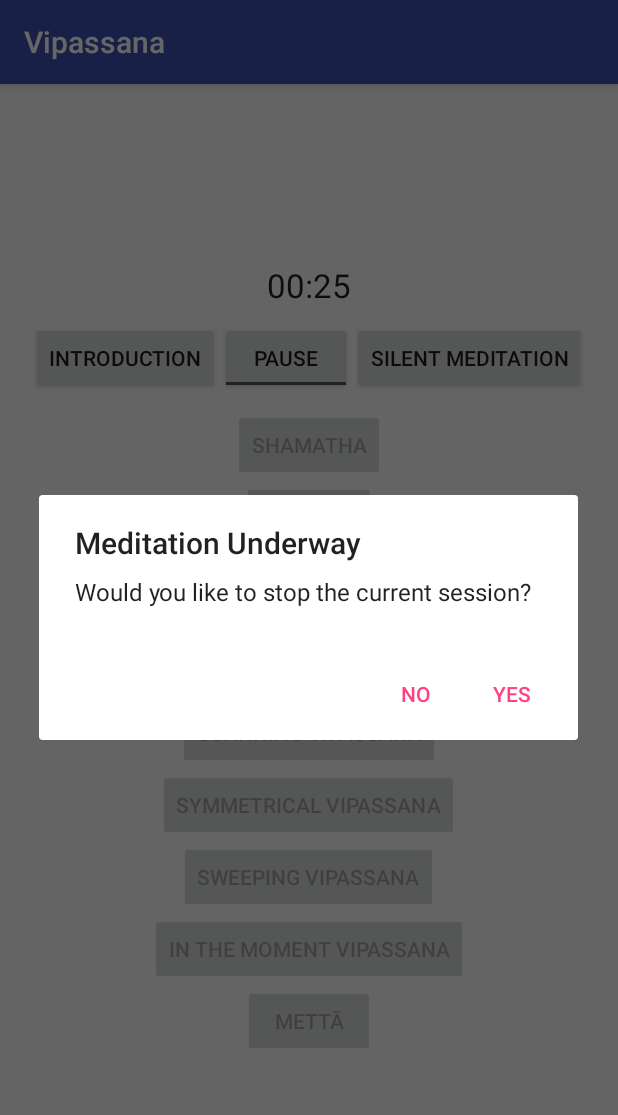
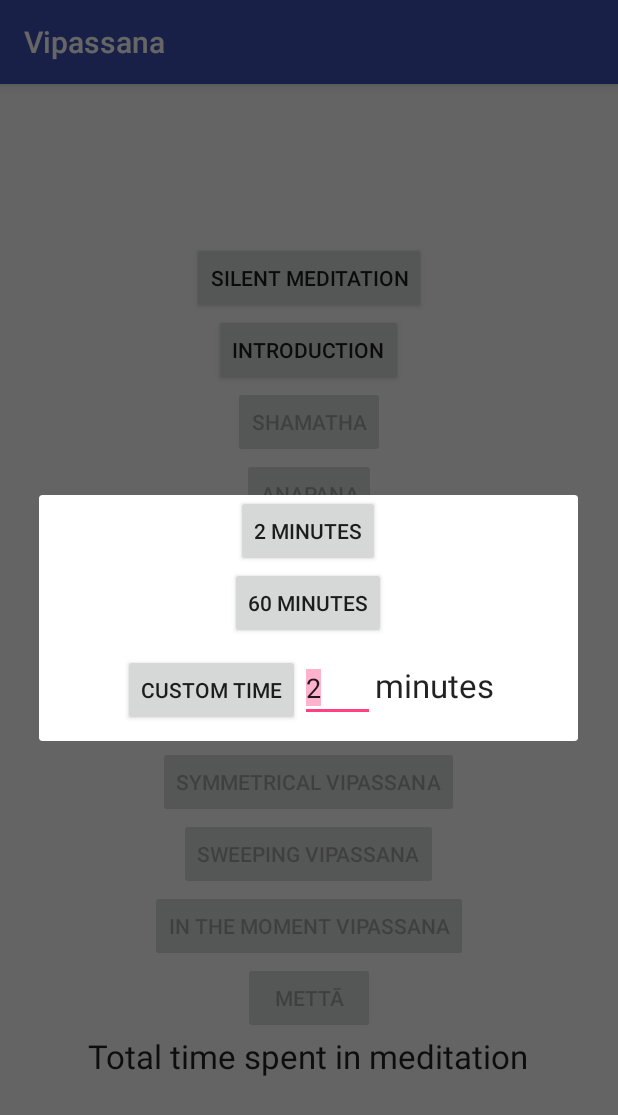
Before and after one commit to happyruss/vipassana_android, an Android app: the screen it shows after launch (MainActivity), after a tap on "SILENT MEDITATION", on a phone screen of 412 x 824 dp. Shown: the top 1115 px of the screen. Run offline under Robolectric (Android 15) with nearby library versions, the phone set to English and light mode, and no system bars; 4 statements that could not run were skipped; 3 other taps on this screen came first.

Commit message:
first swipe

```diff
--- a/app/src/main/AndroidManifest.xml
+++ b/app/src/main/AndroidManifest.xml
@@ -16,6 +16,7 @@
                 <category android:name="android.intent.category.LAUNCHER" />
             </intent-filter>
         </activity>
+        <activity android:name=".MeditationActivity"></activity>
     </application>
 
 </manifest>
--- a/app/src/main/java/com/guidedmeditationtreks/vipassana/MainActivity.java
+++ b/app/src/main/java/com/guidedmeditationtreks/vipassana/MainActivity.java
@@ -2,7 +2,7 @@ package com.guidedmeditationtreks.vipassana;
 
 import android.app.AlertDialog;
 import android.content.DialogInterface;
-import android.content.SharedPreferences;
+import android.content.Intent;
 import android.support.v7.app.AppCompatActivity;
 import android.os.Bundle;
 import android.view.LayoutInflater;
@@ -10,23 +10,14 @@ import android.view.View;
 import android.widget.Button;
 import android.widget.EditText;
 import android.widget.TextView;
-import android.widget.ToggleButton;
+import com.guidedmeditationtreks.vipassana.managers.VipassanaManager;
 
-import com.guidedmeditationtreks.vipassana.managers.VipassanaManager;
-import com.guidedmeditationtreks.vipassana.models.TrackDelegate;
-
-import org.w3c.dom.Text;
-
-import java.text.ParseException;
-
-public class MainActivity extends AppCompatActivity implements TrackDelegate {
+public class MainActivity extends AppCompatActivity {
 
     public static final String PREFS_NAME = "VipassanaPrefs";
-    private VipassanaManager vipassanaManager;
+    public VipassanaManager vipassanaManager = VipassanaManager.singleton;
 
     private Button introButton;
-    private ToggleButton playPauseButton;
-    private TextView timerTextView;
     private Button timerButton;
     private Button shamathaButton;
     private Button anapanaButton;
@@ -37,16 +28,11 @@ public class MainActivity extends AppCompatActivity implements TrackDelegate {
     private Button sweepingVipassanaButton;
     private Button inTheMomentVipassanaButton;
     private Button mettaButton;
-
-    private boolean isInMeditation = false;
+    private TextView meditationTotalTimeTextView;
 
     public  void didTapMeditationButton(View v) {
         int trackLevel = Integer.parseInt((String)v.getTag());
         presentAlerts(trackLevel);
-    }
-
-    public void didTapPlayPause(View v) {
-        vipassanaManager.pauseOrResume();
     }
 
     private void secureButtons() {
@@ -65,9 +51,6 @@ public class MainActivity extends AppCompatActivity implements TrackDelegate {
     }
 
     private void connectView() {
-        playPauseButton = findViewById(R.id.playPauseButton);
-        playPauseButton.setVisibility(View.INVISIBLE);
-        timerTextView = findViewById(R.id.timerTextView);
         introButton = findViewById(R.id.introButton);
         shamathaButton = findViewById(R.id.shamathaButton);
         anapanaButton = findViewById(R.id.anapanaButton);
@@ -79,6 +62,7 @@ public class MainActivity extends AppCompatActivity implements TrackDelegate {
         inTheMomentVipassanaButton = findViewById(R.id.inTheMomentVipassanaButton);
         mettaButton = findViewById(R.id.mettaButton);
         timerButton = findViewById(R.id.silentTimerButton);
+        meditationTotalTimeTextView = findViewById(R.id.meditationTotalTimeTextView);
     }
 
     @Override
@@ -86,59 +70,11 @@ public class MainActivity extends AppCompatActivity implements TrackDelegate {
         super.onCreate(savedInstanceState);
         setContentView(R.layout.activity_main);
         connectView();
-        SharedPreferences settings = getSharedPreferences(PREFS_NAME, 0);
-        vipassanaManager = new VipassanaManager(this, this, settings);
         this.secureButtons();
     }
 
-    @Override
-    public void trackTimeRemainingUpdated(int timeRemaining) {
-        String timeRemainingString = String.format("%02d:%02d", timeRemaining / 60, ((timeRemaining % 3600) % 60));
-        timerTextView.setText(timeRemainingString);
-    }
-
-    @Override
-    public void trackEnded() {
-        vipassanaManager.userCompletedTrack();
-        playPauseButton.setVisibility(View.INVISIBLE);
-        isInMeditation = false;
-        secureButtons();
-    }
-
-    private void runMeditationWithGap(int gapAmount) {
-        isInMeditation = true;
-        vipassanaManager.playTrackFromBeginning(gapAmount);
-        playPauseButton.setVisibility(View.VISIBLE);
-    }
-
-    private void runMeditationWithFullLength(int fullLengthSeconds) {
-        int minDurationSeconds = vipassanaManager.getMinimumDuration();
-        int gapLength = fullLengthSeconds - minDurationSeconds;
-        runMeditationWithGap(gapLength);
-    }
-
     private void presentAlerts(final int trackLevel) {
-        if (isInMeditation) {
-            AlertDialog.Builder alertDialogBuilder = new AlertDialog.Builder(this);
-            alertDialogBuilder.setTitle("Meditation Underway");
-            alertDialogBuilder
-                    .setMessage("Would you like to stop the current session?")
-                    .setCancelable(false)
-                    .setPositiveButton("Yes",new DialogInterface.OnClickListener() {
-                        public void onClick(DialogInterface dialog,int id) {
-                            presentCountdownLengthAlertOrRun(trackLevel);
-                        }
-                    })
-                    .setNegativeButton("No",new DialogInterface.OnClickListener() {
-                        public void onClick(DialogInterface dialog,int id) {
-                            dialog.cancel();
-                        }
-                    });
-            AlertDialog alertDialog = alertDialogBuilder.create();
-            alertDialog.show();
-        } else {
-            presentCountdownLengthAlertOrRun(trackLevel);
-        }
+        presentCountdownLengthAlertOrRun(trackLevel);
     }
 
     private void presentCountdownLengthAlertOrRun(final int trackLevel) {
@@ -150,7 +86,6 @@ public class MainActivity extends AppCompatActivity implements TrackDelegate {
         if (!vipassanaManager.isMultiPart()) {
             this.runMeditationWithGap(0);
         } else {
-
             LayoutInflater layoutInflater = LayoutInflater.from(this);
             View promptView = layoutInflater.inflate(R.layout.prompt, null);
             final AlertDialog alertD = new AlertDialog.Builder(this).create();
@@ -162,8 +97,8 @@ public class MainActivity extends AppCompatActivity implements TrackDelegate {
 
             btnMinimum.setOnClickListener(new View.OnClickListener() {
                 public void onClick(View v) {
-                    runMeditationWithFullLength(minDurationMinutes * 60);
-                    alertD.dismiss();
+                runMeditationWithFullLength(minDurationMinutes * 60);
+                alertD.dismiss();
                 }
             });
 
@@ -222,4 +157,17 @@ public class MainActivity extends AppCompatActivity implements TrackDelegate {
         alertDialog.show();
     }
 
+    private void runMeditationWithGap(int gapAmount) {
+        Intent myIntent = new Intent(MainActivity.this, MeditationActivity.class);
+        myIntent.putExtra("gapAmount", gapAmount);
+        MainActivity.this.startActivity(myIntent);
+    }
+
+    private void runMeditationWithFullLength(int fullLengthSeconds) {
+        int minDurationSeconds = vipassanaManager.getMinimumDuration();
+        int gapLength = fullLengthSeconds - minDurationSeconds;
+        runMeditationWithGap(gapLength);
+    }
+
+
 }
--- a/app/src/main/java/com/guidedmeditationtreks/vipassana/managers/VipassanaManager.java
+++ b/app/src/main/java/com/guidedmeditationtreks/vipassana/managers/VipassanaManager.java
@@ -14,20 +14,22 @@ import com.guidedmeditationtreks.vipassana.models.User;
 
 public class VipassanaManager {
 
-    private TrackTemplateFactory trackTemplateFactory = TrackTemplateFactory.shared;
+    public static VipassanaManager singleton = new VipassanaManager();
+
+    //Get set by the Meditation Activity
+    private SharedPreferences settings;
     private TrackDelegate delegate;
     private Context context;
+
+
+    private TrackTemplateFactory trackTemplateFactory = TrackTemplateFactory.shared;
 
     private User user;
     private Track activeTrack;
     private int activeTrackLevel;
 
-    private SharedPreferences settings;
 
-    public VipassanaManager(TrackDelegate delegate, Context context, SharedPreferences settings) {
-        this.delegate = delegate;
-        this.context = context;
-        this.settings = settings;
+    public VipassanaManager() {
         this.user = new User();
 
         int savedCompletedLevel = settings.getInt("savedCompletedLevel", 0);
@@ -48,7 +50,7 @@ public class VipassanaManager {
         return activeTrack.isMultiPart();
     }
 
-    public void playTrackFromBeginning(int gapDuration) {
+    public void playActiveTrackFromBeginning(int gapDuration) {
         this.activeTrack.setGapDuration(gapDuration);
         this.activeTrack.playFromBeginning();
     }
@@ -94,4 +96,24 @@ public class VipassanaManager {
     public int getUserCompletedTrackLevel(){
         return user.getCompletedTrackLevel();
     }
+
+    public void setSettings(SharedPreferences settings) {
+        this.settings = settings;
+    }
+
+    public void setDelegate(TrackDelegate delegate) {
+        this.delegate = delegate;
+    }
+
+    public void setContext(Context context) {
+        this.context = context;
+    }
+
+    public String getActiveTrackName() {
+        if (activeTrack == null) {
+            return null;
+        }
+        return activeTrack.getName();
+    }
+
 }
--- a/app/src/main/java/com/guidedmeditationtreks/vipassana/models/Track.java
+++ b/app/src/main/java/com/guidedmeditationtreks/vipassana/models/Track.java
@@ -149,4 +149,8 @@ public class Track {
         }
     }
 
+    public String getName() {
+        return trackTemplate.getName();
+    }
+
 }
--- a/app/src/main/java/com/guidedmeditationtreks/vipassana/models/TrackTemplate.java
+++ b/app/src/main/java/com/guidedmeditationtreks/vipassana/models/TrackTemplate.java
@@ -48,4 +48,6 @@ public class TrackTemplate {
         return part2Resource;
     }
 
+    public String getName() { return name; }
+
 }
--- a/app/src/main/res/layout/activity_main.xml
+++ b/app/src/main/res/layout/activity_main.xml
@@ -15,44 +15,6 @@
         android:focusable="true"
         android:focusableInTouchMode="true">
 
-        <TextView
-            android:id="@+id/timerTextView"
-            android:layout_width="wrap_content"
-            android:layout_height="wrap_content"
-            android:text=""
-            android:gravity="center"
-            android:textAppearance="?android:attr/textAppearanceLarge"/>
-
-
-        <LinearLayout xmlns:android="http://schemas.android.com/apk/res/android"
-        android:orientation="horizontal"
-        android:layout_margin="10dp"
-        android:layout_width="wrap_content"
-        android:layout_height="wrap_content"
-        android:gravity="center"
-        android:focusable="true"
-        android:focusableInTouchMode="true">
-
-        <Button
-            android:id="@+id/introButton"
-            android:tag="1"
-            android:layout_width="wrap_content"
-            android:layout_height="wrap_content"
-            android:text="Introduction"
-            android:onClick="didTapMeditationButton"
-            android:gravity="center"
-            />
-
-        <ToggleButton
-            android:id="@+id/playPauseButton"
-            android:layout_width="wrap_content"
-            android:layout_height="wrap_content"
-            android:textOn="Play"
-            android:textOff="Pause"
-            android:onClick="didTapPlayPause"
-            android:gravity="center"
-            />
-
         <Button
             android:id="@+id/silentTimerButton"
             android:tag="0"
@@ -63,7 +25,16 @@
             android:gravity="center"
             />
 
-    </LinearLayout>
+            <Button
+                android:id="@+id/introButton"
+                android:tag="1"
+                android:layout_width="wrap_content"
+                android:layout_height="wrap_content"
+                android:text="Introduction"
+                android:onClick="didTapMeditationButton"
+                android:gravity="center"
+            />
+
 
         <Button
             android:id="@+id/shamathaButton"
@@ -155,6 +126,14 @@
             android:gravity="center"
             />
 
+        <TextView
+            android:id="@+id/meditationTotalTimeTextView"
+            android:layout_width="wrap_content"
+            android:layout_height="wrap_content"
+            android:text="Total time spent in meditation"
+            android:gravity="center"
+            android:textAppearance="?android:attr/textAppearanceLarge"/>
+
 
     </LinearLayout>
 
```
Also changed, not shown: app/src/main/java/com/guidedmeditationtreks/vipassana/MeditationActivity.java (added, +97 -0 lines), app/src/main/res/layout/activity_meditation.xml (added, +58 -0 lines).
